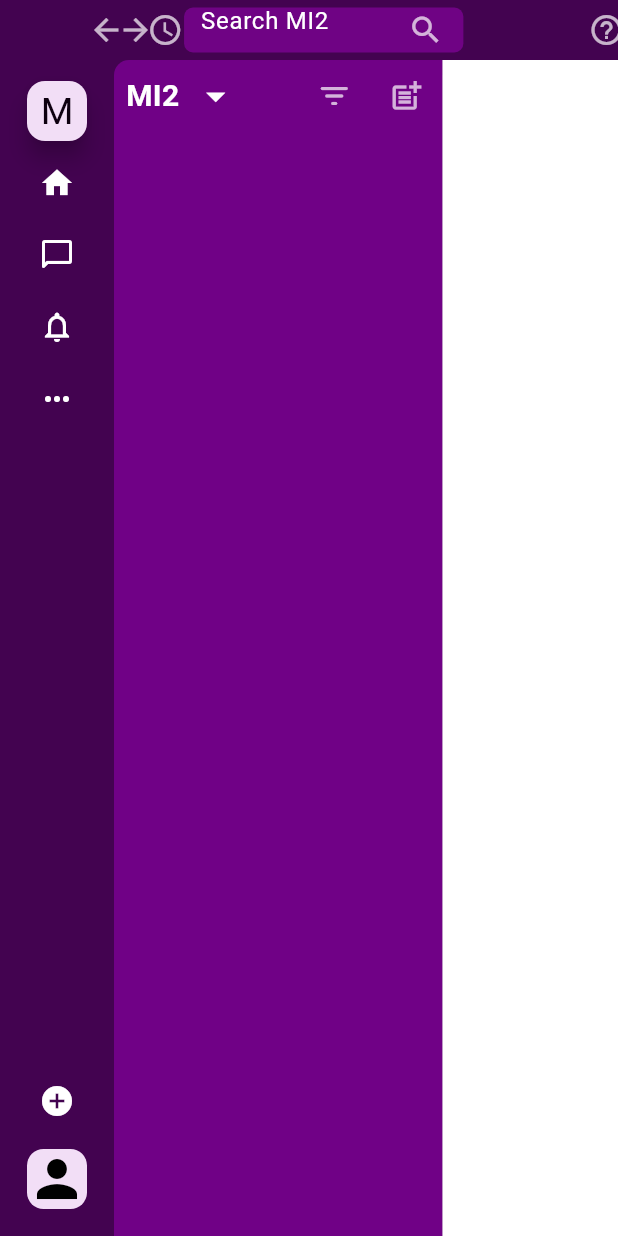
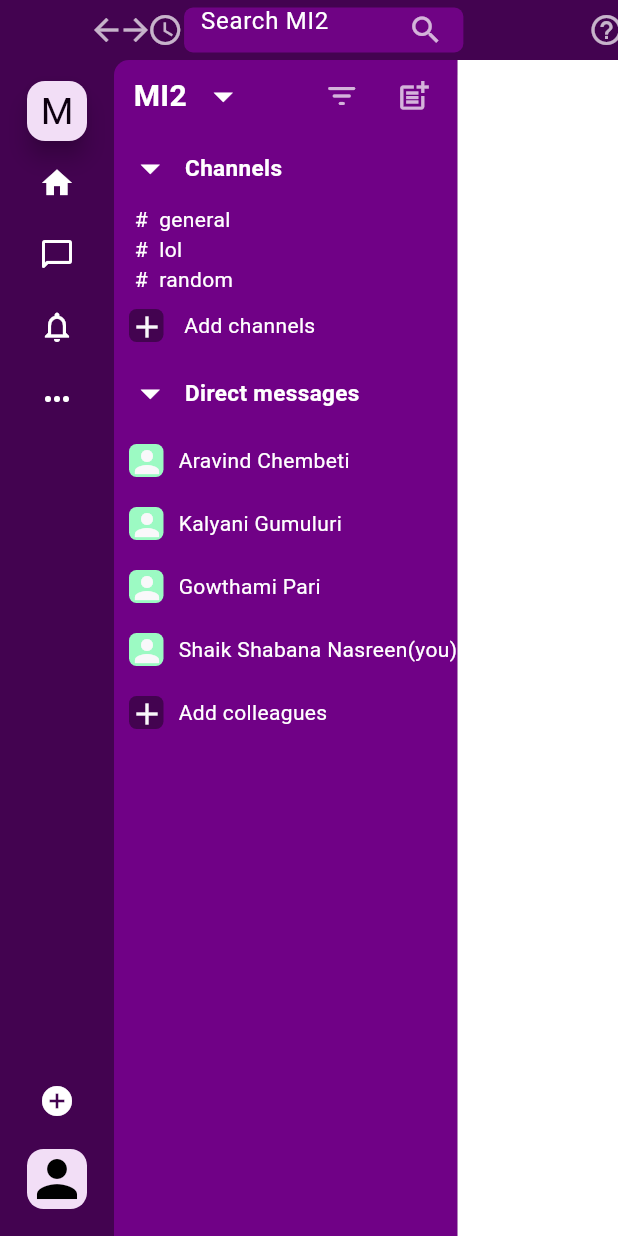
Before and after one commit to Mi2-Business-Solutions/Slack_App, a Flutter app: the Webhomepage screen opened directly, on a phone screen of 412 x 824 dp. Run offline on Flutter 3.47's test engine with Material 3 defaults, Android fonts, the light colour scheme and no system bars; missing offline and left inert: dart:html.

Commit message:
added home item

```diff
--- a/assets/data.json
+++ b/assets/data.json
@@ -2,6 +2,52 @@
     "workspace":{
         "name": "MI2"
     },
+    "homeItem":[
+        {
+            "name": "Channels",
+            "items":[
+                {
+                    "name": " #  general"
+                },
+                {
+                    "name": " #  lol"
+                },
+                {
+                    "name": " #  random"
+                },
+                {
+                    "name": " Add channels",
+                    "icon": "0xe047"
+                }
+            ]
+        },
+        {
+            "name": "Direct messages",
+            "items": [
+                {
+                    "name": "Aravind Chembeti",
+                    "icon": "0xe491"
+                },
+                {
+                    "name":"Kalyani Gumuluri",
+                    "icon": "0xe491"
+                },
+                {
+                    "name":"Gowthami Pari",
+                    "icon": "0xe491"
+                },
+                {
+                    "name": "Shaik Shabana Nasreen(you)",
+                    "icon": "0xe491"
+                },
+                {
+                    "name": "Add colleagues",
+                    "icon": "0xe047"
+                }
+
+            ]
+        }
+    ],
     "users":[
         {
             "name": "Aravind Chembeti"
--- a/lib/main.dart
+++ b/lib/main.dart
@@ -1,5 +1,6 @@
 import 'package:flutter/material.dart';
 import 'package:flutter_application_3/loginPage.dart';
+import 'dart:html' as html;
 
 void main() {
   runApp(const MyApp());
@@ -10,6 +11,10 @@ class MyApp extends StatelessWidget {
 
   @override
   Widget build(BuildContext context) {
+    // html.document.title = 'My Desired Tab Name';
+    Future.delayed(Duration.zero, () {
+      html.document.title = 'MI2';
+    });
     return MaterialApp(
         title: 'Slack',
         theme: ThemeData(
--- /dev/null
+++ b/lib/sidebarItems/homeItem.dart
@@ -0,0 +1,160 @@
+import 'dart:convert';
+
+import 'package:flutter/cupertino.dart';
+import 'package:flutter/material.dart';
+import 'package:flutter/services.dart';
+
+Future<dynamic> loadJsonData() async {
+  String jsonString = await rootBundle.loadString('assets/data.json');
+  var data = jsonDecode(jsonString);
+  return data;
+}
+
+// final List<int> moreIcons = [0xf87b, 0xf0ed, 0xe269, 0xf8b5, 0xe18f];
+
+class HomeItem extends StatefulWidget {
+  const HomeItem({Key? key}) : super(key: key);
+  // final String menuItem;
+  @override
+  _MyHomeItemState createState() => _MyHomeItemState();
+}
+
+class _MyHomeItemState extends State<HomeItem> {
+  late dynamic listing;
+  late var jsonData;
+  late Future<dynamic> _jsonData;
+
+  @override
+  void initState() {
+    super.initState();
+  }
+
+  @override
+  Widget build(BuildContext context) {
+    return FutureBuilder(
+      future: loadJsonData(),
+      builder: (context, snapshot) {
+        List<Widget> HomeItem = [];
+        List<dynamic> navBarItem = [];
+        if (snapshot.hasData) {
+          dynamic jsonData = snapshot.data;
+          print(jsonData);
+          // switch (widget.menuItem) {
+          //   case 'chat':
+          //     print('chat');
+          //     navBarItem = jsonData['dms'];
+          //     break;
+          //   case 'notify':
+          //     print('notify');
+          //     navBarItem = jsonData['activity'];
+          //     break;
+          //   case 'more':
+          //     print(jsonData['workspace']['name']);
+          //     navBarItem = jsonData['more'];
+          //     break;
+          //   default:
+          //     print('default');
+          //     break;
+          // }
+          navBarItem = jsonData['homeItem'];
+          navBarItem.forEach((menu) {
+            var dropdownVal;
+            HomeItem.add(Row(
+              children: [
+                DropdownButtonHideUnderline(
+                  child: DropdownButton(
+                    value: dropdownVal,
+                    icon: const Icon(
+                      // weight: 40,
+                      size: 30,
+                      Icons.arrow_drop_down_sharp,
+                      color: Colors.white,
+                    ),
+                    onChanged: (value) {},
+                    items: const [
+                      DropdownMenuItem(
+                        value: 1,
+                        child: Text('1'),
+                      ),
+                      DropdownMenuItem(
+                        value: 2,
+                        child: Text('2'),
+                      ),
+                      DropdownMenuItem(
+                        value: 3,
+                        child: Text('3'),
+                      ),
+                      DropdownMenuItem(
+                        value: 4,
+                        child: Text('4'),
+                      ),
+                    ],
+                  ),
+                ),
+                Padding(
+                  padding: EdgeInsets.only(left: 8.0),
+                  child: Text(
+                    menu['name'],
+                    style: TextStyle(
+                        color: Colors.white,
+                        fontWeight: FontWeight.bold,
+                        fontSize: 15),
+                  ),
+                ),
+              ],
+            ));
+            menu['items'].forEach((item) {
+              item['icon'] != null
+                  ? HomeItem.add(Row(
+                      children: [
+                        Container(
+                          height: 22,
+                          width: 23,
+                          margin: const EdgeInsets.all(10),
+                          decoration: BoxDecoration(
+                              color: item['name'].contains('Add')
+                                  ? const Color.fromARGB(255, 67, 3, 80)
+                                  : Color.fromARGB(255, 156, 250, 195),
+                              borderRadius: BorderRadius.circular(5)),
+                          child: Icon(
+                            color: Color.fromARGB(255, 249, 248, 250),
+                            IconData(int.parse(item['icon']),
+                                fontFamily: 'MaterialIcons'),
+                          ),
+                        ),
+                        Text(
+                          item['name'],
+                          textAlign: TextAlign.right,
+                          textDirection: TextDirection.ltr,
+                          style: TextStyle(color: Colors.white),
+                        )
+                      ],
+                    ))
+                  : HomeItem.add(Container(
+                      margin: const EdgeInsets.only(left: 10),
+                      child: Text(
+                        item['name'],
+                        textAlign: TextAlign.right,
+                        textDirection: TextDirection.ltr,
+                        style: TextStyle(color: Colors.white),
+                      ),
+                    ));
+            });
+          });
+
+          return SizedBox(
+            // width: 200,
+            child: Column(
+              children: HomeItem,
+              mainAxisAlignment: MainAxisAlignment.start,
+              crossAxisAlignment: CrossAxisAlignment.start,
+              textDirection: TextDirection.ltr,
+            ),
+          );
+        } else {
+          return const CircularProgressIndicator();
+        }
+      },
+    );
+  }
+}
--- a/lib/webHomepage.dart
+++ b/lib/webHomepage.dart
@@ -1,6 +1,16 @@
+import 'dart:convert';
+
 import 'package:flutter/material.dart';
+import 'package:flutter/services.dart';
 import 'package:flutter/widgets.dart';
 import 'package:flutter_application_3/listItems.dart';
+import 'package:flutter_application_3/sidebarItems/homeItem.dart';
+
+Future<dynamic> loadJsonData() async {
+  String jsonString = await rootBundle.loadString('assets/data.json');
+  var data = jsonDecode(jsonString);
+  return data;
+}
 
 class Webhomepage extends StatefulWidget {
   const Webhomepage({super.key, required this.title});
@@ -331,6 +341,7 @@ class _WebhomepageState extends State<Webhomepage> {
                         ),
                       ],
                     ),
+                    const Expanded(child: HomeItem()),
                   ])),
                 ),
               )
--- a/pubspec.yaml
+++ b/pubspec.yaml
@@ -36,6 +36,7 @@ dependencies:
   # Use with the CupertinoIcons class for iOS style icons.
   cupertino_icons: ^1.0.6
   popover: ^0.3.0+1
+  html: ^0.15.0
 
 dev_dependencies:
   flutter_test:
```
Also changed, not shown: pubspec.lock, 2 other files.
